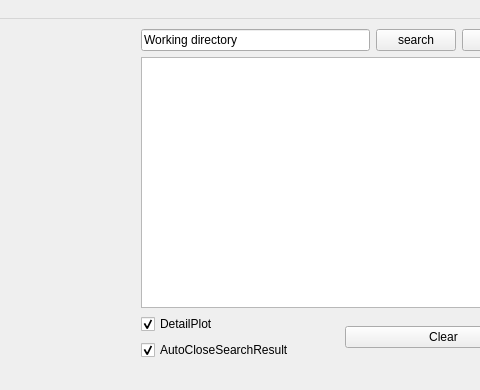
mrvx666/Rock-spectrum-assistant, file utils/RSA_UI/RSA_ui.ui: the form before one commit; both pictures show x 359 to 839 and y 0 to 390 of the 921 by 390 pixel window.
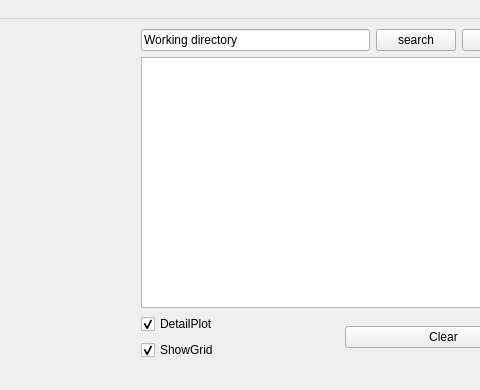
The form after the commit. Icons and pictures are not drawn. Custom widgets are drawn as their Qt base class.

What changed in the file:
```diff
--- a/utils/RSA_UI/RSA_ui.ui
+++ b/utils/RSA_UI/RSA_ui.ui
@@ -149,7 +149,7 @@
             </font>
            </property>
            <property name="text">
-            <string>AutoCloseSearchResult</string>
+            <string>ShowGrid</string>
            </property>
            <property name="checked">
             <bool>true</bool>
```
Left out of the diff: 2 changed lines with no effect on the pictures.
